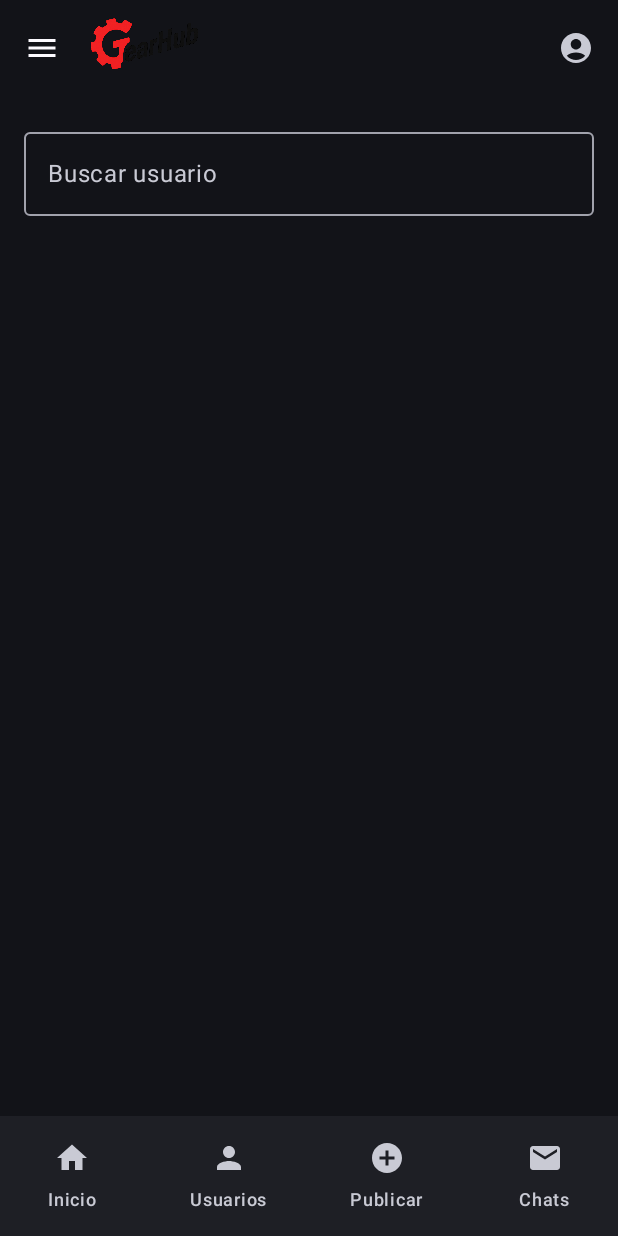
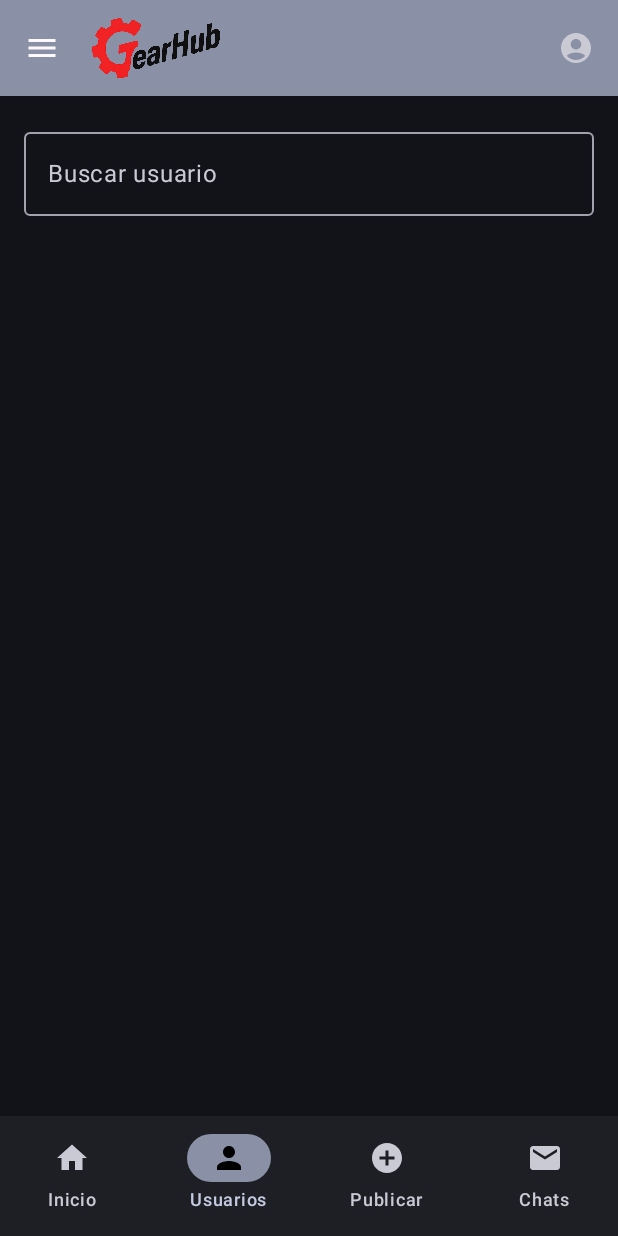
Before and after one commit to rasitoo/GearHubMobile, an Android app built with Jetpack Compose: the MainScreen screen opened through its navigation route, item 2 of the bottom bar chosen, on a phone screen of 412 x 824 dp. Run offline under Robolectric (Android 15) with nearby library versions, the phone set to English and light mode, and no system bars; our stand-ins replace Dagger/Hilt's generated code; libraries missing offline, so code that uses them is left out: com.microsoft.signalr; network calls fail; pictures from the network do not load; 1 statement that could not run was skipped.

Commit message:
estética

```diff
--- a/app/src/main/java/com/example/gearhubmobile/MainActivity.kt
+++ b/app/src/main/java/com/example/gearhubmobile/MainActivity.kt
@@ -6,10 +6,13 @@ import androidx.activity.compose.setContent
 import androidx.activity.enableEdgeToEdge
 import androidx.compose.foundation.Image
 import androidx.compose.foundation.layout.Box
+import androidx.compose.foundation.layout.WindowInsets
 import androidx.compose.foundation.layout.fillMaxSize
 import androidx.compose.foundation.layout.height
 import androidx.compose.foundation.layout.padding
+import androidx.compose.foundation.layout.statusBars
 import androidx.compose.foundation.layout.width
+import androidx.compose.foundation.layout.windowInsetsPadding
 import androidx.compose.material.icons.Icons
 import androidx.compose.material.icons.filled.AccountCircle
 import androidx.compose.material.icons.filled.Menu
@@ -19,6 +22,7 @@ import androidx.compose.material3.DrawerValue
 import androidx.compose.material3.ExperimentalMaterial3Api
 import androidx.compose.material3.Icon
 import androidx.compose.material3.IconButton
+import androidx.compose.material3.MaterialTheme
 import androidx.compose.material3.ModalDrawerSheet
 import androidx.compose.material3.ModalNavigationDrawer
 import androidx.compose.material3.NavigationBar
@@ -26,6 +30,7 @@ import androidx.compose.material3.NavigationBarItem
 import androidx.compose.material3.Scaffold
 import androidx.compose.material3.Text
 import androidx.compose.material3.TopAppBar
+import androidx.compose.material3.TopAppBarDefaults
 import androidx.compose.material3.rememberDrawerState
 import androidx.compose.runtime.Composable
 import androidx.compose.runtime.LaunchedEffect
@@ -38,6 +43,7 @@ import androidx.compose.ui.layout.ContentScale
 import androidx.compose.ui.res.painterResource
 import androidx.compose.ui.unit.dp
 import androidx.navigation.NavHostController
+import androidx.navigation.compose.currentBackStackEntryAsState
 import androidx.navigation.compose.rememberNavController
 import com.example.gearhubmobile.ui.navigation.AppNavHost
 import com.example.gearhubmobile.ui.navigation.MainNavHost
@@ -98,13 +104,16 @@ fun MainScreen(communityViewModel: CommunityViewModel) {
         Scaffold(
             topBar = {
                 TopAppBar(
+                    colors = TopAppBarDefaults.topAppBarColors(
+                        containerColor = MaterialTheme.colorScheme.secondaryContainer
+                    ), modifier = Modifier.windowInsetsPadding(WindowInsets.statusBars),
                     title = {
                         Image(
                             painter = painterResource(id = R.drawable.logo_name),
                             contentDescription = "Logo Gearhub",
                             modifier = Modifier
                                 .height(40.dp)
-                                .width(80.dp),
+                                .width(95.dp),
                             contentScale = ContentScale.Crop
                         )
                     },
@@ -114,17 +123,20 @@ fun MainScreen(communityViewModel: CommunityViewModel) {
                         }
                     },
                     actions = {
-                        IconButton(onClick = { navController.navigate(Routes.USER_DETAIL_BASE +"/null") }) {
+                        IconButton(onClick = { navController.navigate(Routes.USER_DETAIL_BASE + "/null") }) {
                             Icon(Icons.Default.AccountCircle, contentDescription = "Perfil")
                         }
                     }
                 )
             },
             bottomBar = {
+                val navBackStackEntry by navController.currentBackStackEntryAsState()
+                val currentRoute = navBackStackEntry?.destination?.route
+
                 NavigationBar {
                     bottomItems.forEach { screen ->
                         NavigationBarItem(
-                            selected = navController.currentDestination?.route == screen.route,
+                            selected = currentRoute == screen.route,
                             onClick = {
                                 navController.navigate(screen.route) {
                                     popUpTo(navController.graph.startDestinationId)
@@ -139,8 +151,7 @@ fun MainScreen(communityViewModel: CommunityViewModel) {
                             },
                             label = { Text(screen.label) }
                         )
-                    }
-                }
+                    }}
             }
         )
         { innerPadding ->
--- a/app/src/main/java/com/example/gearhubmobile/data/repositories/MessageRepository.kt
+++ b/app/src/main/java/com/example/gearhubmobile/data/repositories/MessageRepository.kt
@@ -16,7 +16,7 @@ import javax.inject.Inject
 class MessageRepository @Inject constructor(private val api: MessageApi) {
     private lateinit var hubConnection: HubConnection
 
-    suspend fun connect(
+    fun connect(
         chatId: String,
         onReceive: (Message) -> Unit,
         onUpdate: (Message) -> Unit,
--- a/app/src/main/java/com/example/gearhubmobile/data/repositories/ProfileRepository.kt
+++ b/app/src/main/java/com/example/gearhubmobile/data/repositories/ProfileRepository.kt
@@ -25,10 +25,10 @@ class ProfileRepository @Inject constructor(private val api: ProfileApi) {
         description: RequestBody,
         address: RequestBody,
         profilePictureUri: MultipartBody.Part?
-    ) {
+    ) : Response<Unit>{
 
 
-        api.createUser(
+        return api.createUser(
             name = name,
             username = username,
             description = description,
--- a/app/src/main/java/com/example/gearhubmobile/ui/screens/review/ReviewScreen.kt
+++ b/app/src/main/java/com/example/gearhubmobile/ui/screens/review/ReviewScreen.kt
@@ -121,7 +121,7 @@ fun ReviewsScreen(
                                         )
                                     }
                                 }
-                                val userRev = viewModel.userReviews[review.userId] ?: review.userId
+                                    val userRev = viewModel.userReviews[review.userId] ?: review.userId
                                     Spacer(modifier = Modifier.height(4.dp))
                                     Text(
                                         "Por $userRev",
--- a/app/src/main/res/values/themes.xml
+++ b/app/src/main/res/values/themes.xml
@@ -1,5 +1,5 @@
 <?xml version="1.0" encoding="utf-8"?>
 <resources>
 
-    <style name="Theme.GearHubMobile" parent="android:Theme.Material.Light.NoActionBar" />
+    <style name="Theme.GearHubMobile" parent="android:Theme.Material.NoActionBar" />
 </resources>
```
Also changed, not shown: app/src/main/java/com/example/gearhubmobile/ui/screens/login/AuthViewModel.kt (+17 -11 lines), app/src/main/java/com/example/gearhubmobile/ui/screens/login/LoginScreen.kt (+45 -10 lines), app/src/main/res/drawable/logo_name.png.
